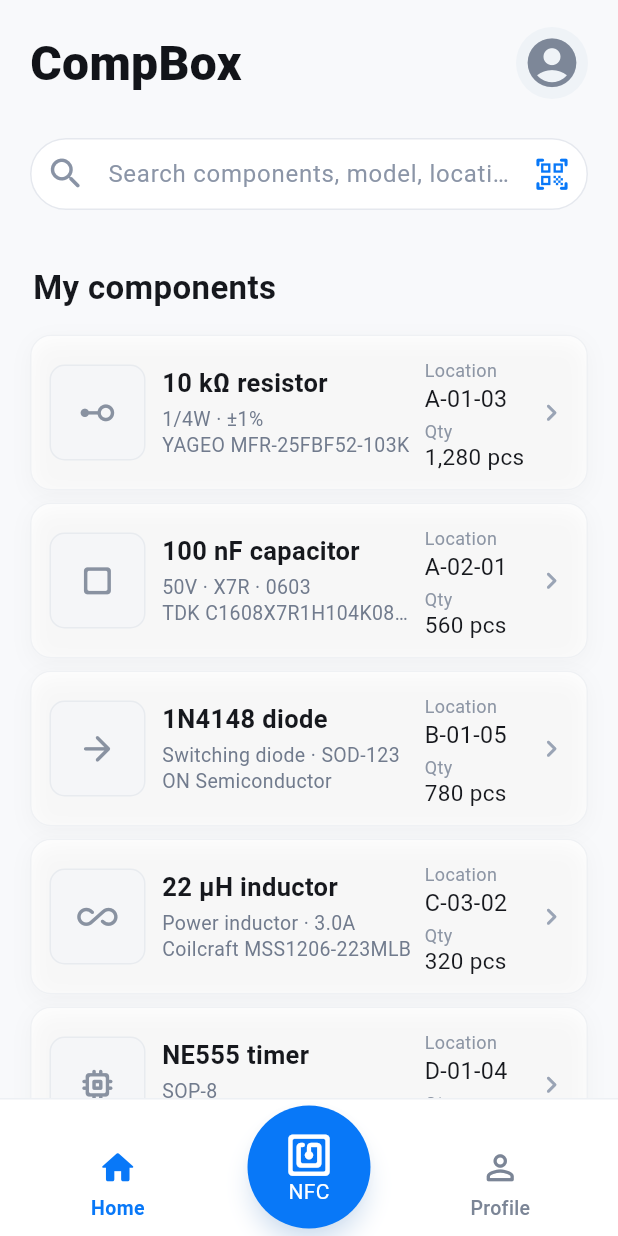
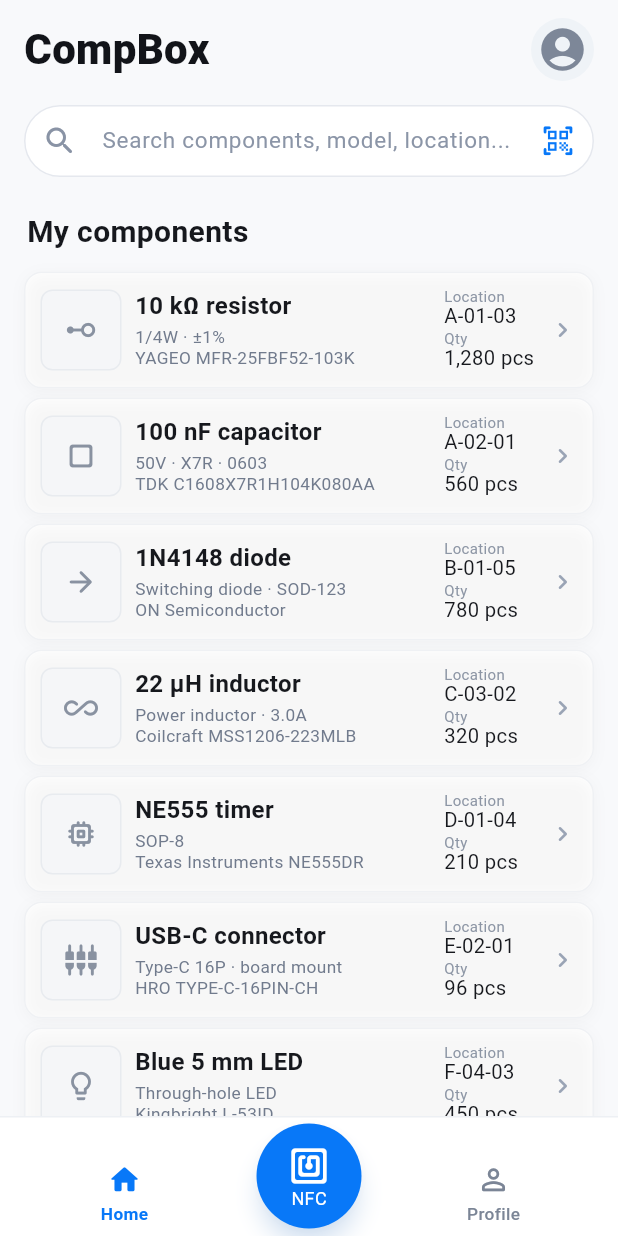
Before and after one commit to eirikr-zhong/CompBox, a Flutter app: the screen it shows after launch, on a phone screen of 412 x 824 dp. Run offline on Flutter 3.47's test engine with Material 3 defaults, Android fonts, the phone set to English and light mode, and no system bars.

Commit message:
Compact home inventory layout

```diff
--- a/lib/main.dart
+++ b/lib/main.dart
@@ -256,7 +256,7 @@ class _InventoryPage extends StatelessWidget {
   Widget build(BuildContext context) {
     return ListView.builder(
       key: const Key('inventory-list'),
-      padding: const EdgeInsets.fromLTRB(20, 18, 20, 28),
+      padding: const EdgeInsets.fromLTRB(16, 12, 16, 20),
       keyboardDismissBehavior: ScrollViewKeyboardDismissBehavior.onDrag,
       itemCount: components.length + 3,
       itemBuilder: (context, index) {
@@ -272,17 +272,17 @@ class _InventoryPage extends StatelessWidget {
         }
         if (index == 2) {
           return Padding(
-            padding: const EdgeInsets.fromLTRB(2, 30, 0, 16),
+            padding: const EdgeInsets.fromLTRB(2, 22, 0, 12),
             child: Text(
               AppLocalizations.of(context)!.myComponents,
-              style: const TextStyle(fontSize: 22, fontWeight: FontWeight.w700),
+              style: const TextStyle(fontSize: 20, fontWeight: FontWeight.w700),
             ),
           );
         }
 
         final component = components[index - 3];
         return Padding(
-          padding: const EdgeInsets.only(bottom: 8),
+          padding: const EdgeInsets.only(bottom: 6),
           child: ComponentCard(
             component: component,
             onPressed: () => onComponentPressed(component),
@@ -299,7 +299,7 @@ class _HomeHeading extends StatelessWidget {
   @override
   Widget build(BuildContext context) {
     return Padding(
-      padding: const EdgeInsets.only(bottom: 26),
+      padding: const EdgeInsets.only(bottom: 16),
       child: Row(
         children: [
           Expanded(
@@ -307,15 +307,15 @@ class _HomeHeading extends StatelessWidget {
               AppLocalizations.of(context)!.homeTitle,
               style: const TextStyle(
                 color: Color(0xFF121419),
-                fontSize: 32,
+                fontSize: 28,
                 fontWeight: FontWeight.w800,
                 height: 1.1,
               ),
             ),
           ),
           Container(
-            width: 48,
-            height: 48,
+            width: 42,
+            height: 42,
             decoration: const BoxDecoration(
               color: Color(0xFFEFF3F7),
               shape: BoxShape.circle,
@@ -323,7 +323,7 @@ class _HomeHeading extends StatelessWidget {
             child: const Icon(
               Icons.account_circle_rounded,
               color: Color(0xFF7D8798),
-              size: 39,
+              size: 34,
             ),
           ),
         ],
@@ -346,20 +346,20 @@ class _SearchField extends StatelessWidget {
   @override
   Widget build(BuildContext context) {
     return SizedBox(
-      height: 54,
+      height: 48,
       child: TextField(
         key: const Key('component-search'),
         controller: controller,
         onChanged: onChanged,
         textInputAction: TextInputAction.search,
-        style: const TextStyle(fontSize: 16, color: Color(0xFF24272D)),
+        style: const TextStyle(fontSize: 15, color: Color(0xFF24272D)),
         decoration: InputDecoration(
           hintText: AppLocalizations.of(context)!.searchHint,
-          hintStyle: const TextStyle(color: Color(0xFF8B95A7), fontSize: 16),
+          hintStyle: const TextStyle(color: Color(0xFF8B95A7), fontSize: 15),
           prefixIcon: const Icon(
             Icons.search_rounded,
             color: Color(0xFF8993A5),
-            size: 27,
+            size: 24,
           ),
           suffixIcon: IconButton(
             key: const Key('scan-button'),
@@ -368,18 +368,18 @@ class _SearchField extends StatelessWidget {
             icon: const Icon(
               Icons.qr_code_scanner_rounded,
               color: Color(0xFF0878F8),
-              size: 25,
+              size: 23,
             ),
           ),
           filled: true,
           fillColor: Colors.white,
           contentPadding: const EdgeInsets.symmetric(vertical: 0),
           enabledBorder: OutlineInputBorder(
-            borderRadius: BorderRadius.circular(27),
+            borderRadius: BorderRadius.circular(24),
             borderSide: const BorderSide(color: Color(0xFFE5E8EE)),
           ),
           focusedBorder: OutlineInputBorder(
-            borderRadius: BorderRadius.circular(27),
+            borderRadius: BorderRadius.circular(24),
             borderSide: const BorderSide(color: Color(0xFF0878F8), width: 1.4),
           ),
         ),
@@ -402,37 +402,37 @@ class ComponentCard extends StatelessWidget {
   Widget build(BuildContext context) {
     return Material(
       color: Colors.white,
-      borderRadius: BorderRadius.circular(14),
+      borderRadius: BorderRadius.circular(12),
       child: InkWell(
         key: Key('component-${component.id}'),
-        borderRadius: BorderRadius.circular(14),
+        borderRadius: BorderRadius.circular(12),
         onTap: onPressed,
         child: Container(
-          height: 104,
-          padding: const EdgeInsets.all(12),
+          height: 78,
+          padding: const EdgeInsets.all(10),
           decoration: BoxDecoration(
-            borderRadius: BorderRadius.circular(14),
+            borderRadius: BorderRadius.circular(12),
             border: Border.all(color: const Color(0xFFEFF1F4)),
             boxShadow: const [
               BoxShadow(
                 color: Color(0x08000000),
-                blurRadius: 12,
-                offset: Offset(0, 4),
+                blurRadius: 8,
+                offset: Offset(0, 2),
               ),
             ],
           ),
           child: Row(
             children: [
-              ComponentThumbnail(category: component.category, size: 64),
-              const SizedBox(width: 11),
+              ComponentThumbnail(category: component.category, size: 54),
+              const SizedBox(width: 9),
               Expanded(child: _ComponentOverview(component: component)),
-              const SizedBox(width: 7),
+              const SizedBox(width: 5),
               _InventorySummary(component: component),
               const SizedBox(width: 1),
               const Icon(
                 Icons.chevron_right_rounded,
                 color: Color(0xFF9AA4B5),
-                size: 23,
+                size: 20,
               ),
             ],
           ),
@@ -465,7 +465,7 @@ class ComponentThumbnail extends StatelessWidget {
       height: size,
       decoration: BoxDecoration(
         color: const Color(0xFFF5F6F8),
-        borderRadius: BorderRadius.circular(10),
+        borderRadius: BorderRadius.circular(8),
         border: Border.all(color: const Color(0xFFE8EBEF)),
       ),
       alignment: Alignment.center,
@@ -483,8 +483,8 @@ class _ComponentOverview extends StatelessWidget {
   Widget build(BuildContext context) {
     const secondary = TextStyle(
       color: Color(0xFF717B8D),
-      fontSize: 13,
-      height: 1.3,
+      fontSize: 11.5,
+      height: 1.2,
     );
     final l10n = AppLocalizations.of(context)!;
     return Column(
@@ -496,12 +496,12 @@ class _ComponentOverview extends StatelessWidget {
           maxLines: 1,
           overflow: TextOverflow.ellipsis,
           style: const TextStyle(
-            fontSize: 17,
+            fontSize: 16,
             fontWeight: FontWeight.w700,
             height: 1.2,
           ),
         ),
-        const SizedBox(height: 6),
+        const SizedBox(height: 4),
         Text(
           component.specification(l10n),
           maxLines: 1,
@@ -528,7 +528,7 @@ class _InventorySummary extends StatelessWidget {
   Widget build(BuildContext context) {
     final l10n = AppLocalizations.of(context)!;
     return SizedBox(
-      width: 72,
+      width: 68,
       child: Column(
         mainAxisAlignment: MainAxisAlignment.center,
         crossAxisAlignment: CrossAxisAlignment.start,
@@ -537,28 +537,36 @@ class _InventorySummary extends StatelessWidget {
             l10n.location,
             maxLines: 1,
             overflow: TextOverflow.ellipsis,
-            style: TextStyle(color: Color(0xFF8D96A5), fontSize: 12),
+            style: const TextStyle(
+              color: Color(0xFF8D96A5),
+              fontSize: 10,
+              height: 1,
+            ),
           ),
-          const SizedBox(height: 2),
+          const SizedBox(height: 1),
           Text(
             component.location,
             maxLines: 1,
             overflow: TextOverflow.ellipsis,
-            style: const TextStyle(fontSize: 15.5, height: 1.1),
+            style: const TextStyle(fontSize: 13.5, height: 1),
           ),
-          const SizedBox(height: 5),
+          const SizedBox(height: 3),
           Text(
             l10n.quantity,
             maxLines: 1,
             overflow: TextOverflow.ellipsis,
-            style: TextStyle(color: Color(0xFF8D96A5), fontSize: 12),
+            style: const TextStyle(
+              color: Color(0xFF8D96A5),
+              fontSize: 10,
+              height: 1,
+            ),
           ),
           const SizedBox(height: 1),
           Text(
             _quantityLabel(context, component.quantity),
             maxLines: 1,
             overflow: TextOverflow.ellipsis,
-            style: const TextStyle(fontSize: 15, height: 1),
+            style: const TextStyle(fontSize: 13.5, height: 1),
           ),
         ],
       ),
@@ -583,7 +591,7 @@ class _BottomNavigation extends StatelessWidget {
   Widget build(BuildContext context) {
     final selectedColor = Theme.of(context).colorScheme.primary;
     return SizedBox(
-      height: 92,
+      height: 80,
       child: Stack(
         clipBehavior: Clip.none,
         alignment: Alignment.topCenter,
@@ -605,7 +613,7 @@ class _BottomNavigation extends StatelessWidget {
                     onPressed: onHomePressed,
                   ),
                 ),
-                const SizedBox(width: 98),
+                const SizedBox(width: 80),
                 Expanded(
                   child: _NavigationItem(
                     key: const Key('profile-tab'),
@@ -634,18 +642,18 @@ class _BottomNavigation extends StatelessWidget {
                   customBorder: const CircleBorder(),
                   onTap: onNfcPressed,
                   child: const SizedBox(
-                    width: 82,
-                    height: 82,
+                    width: 70,
+                    height: 70,
                     child: Column(
                       mainAxisAlignment: MainAxisAlignment.center,
                       children: [
-                        Icon(Icons.nfc_rounded, color: Colors.white, size: 33),
+                        Icon(Icons.nfc_rounded, color: Colors.white, size: 28),
                         SizedBox(height: 1),
                         Text(
                           'NFC',
                           style: TextStyle(
                             color: Colors.white,
-                            fontSize: 14,
+                            fontSize: 12,
                             height: 1.1,
                           ),
                         ),
@@ -684,17 +692,17 @@ class _NavigationItem extends StatelessWidget {
     return InkWell(
       onTap: onPressed,
       child: Padding(
-        padding: const EdgeInsets.only(top: 17, bottom: 9),
+        padding: const EdgeInsets.only(top: 13, bottom: 7),
         child: Column(
           mainAxisAlignment: MainAxisAlignment.end,
           children: [
-            Icon(icon, color: color, size: 27),
-            const SizedBox(height: 4),
+            Icon(icon, color: color, size: 23),
+            const SizedBox(height: 3),
             Text(
               label,
               style: TextStyle(
                 color: color,
-                fontSize: 13,
+                fontSize: 11.5,
                 fontWeight: selected ? FontWeight.w700 : FontWeight.w500,
               ),
             ),
```
Also changed, not shown: 1 other file.
